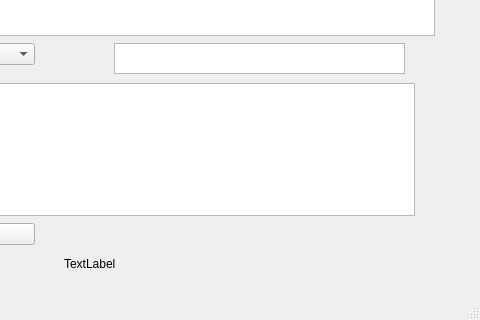
Old version of the form mainwindow.ui in the repository Nieminimalnofazowi/projektKlawiatura; both pictures show x 106 to 586 and y 114 to 434 of the 586 by 434 pixel window.
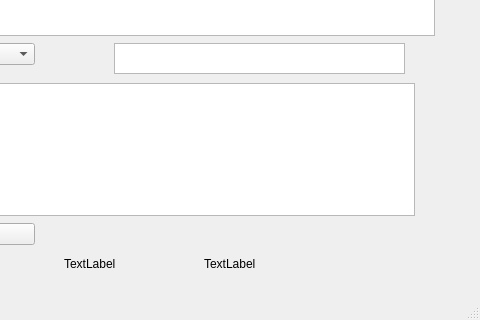
New version of the form.

What changed in the file:
```diff
--- a/mainwindow.ui
+++ b/mainwindow.ui
@@ -170,6 +170,19 @@
      <string>TextLabel</string>
     </property>
    </widget>
+   <widget class="QLabel" name="correctPercentage">
+    <property name="geometry">
+     <rect>
+      <x>310</x>
+      <y>350</y>
+      <width>151</width>
+      <height>21</height>
+     </rect>
+    </property>
+    <property name="text">
+     <string>TextLabel</string>
+    </property>
+   </widget>
   </widget>
   <widget class="QMenuBar" name="menuBar">
    <property name="geometry">
```
Left out of the diff: 6 changed lines with no effect on the pictures.
